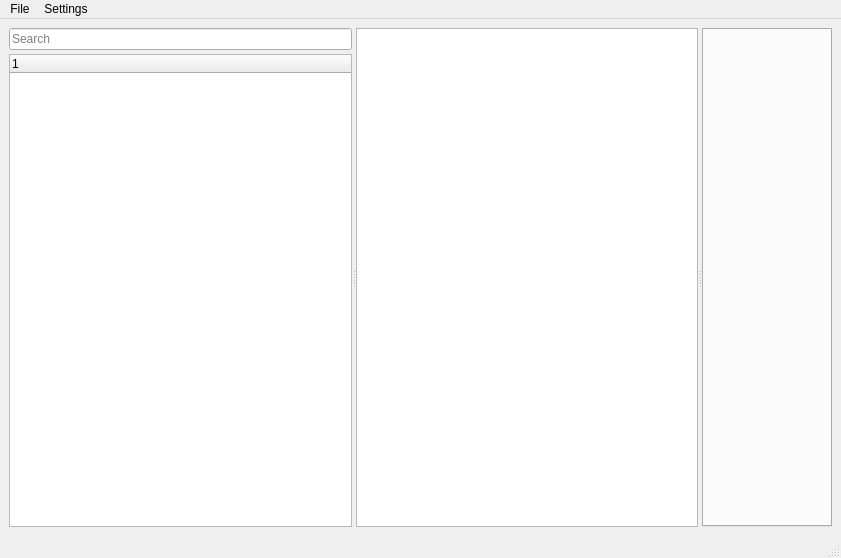
GeterosisStudio/GeterosisStudioProjectManager, file Editor/GUI/Windows/Project/ProjectWindow.ui: the form before one commit.
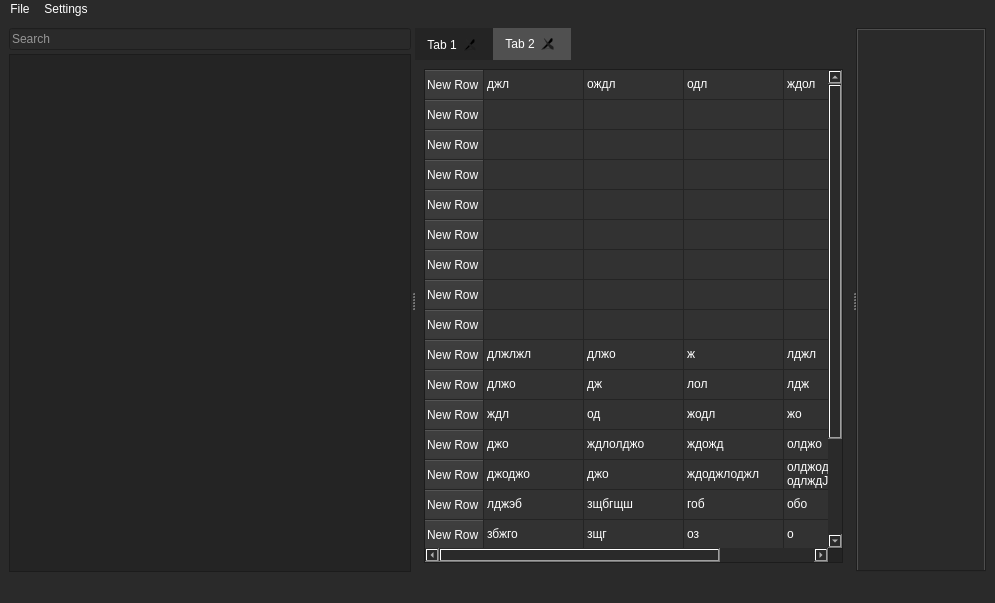
The form after the commit. The open tabs and pages were chosen to show the change.

Diff of the .ui file:
```diff
--- a/Editor/GUI/Windows/Project/ProjectWindow.ui
+++ b/Editor/GUI/Windows/Project/ProjectWindow.ui
@@ -6,20 +6,24 @@
    <rect>
     <x>0</x>
     <y>0</y>
-    <width>841</width>
-    <height>558</height>
+    <width>995</width>
+    <height>603</height>
    </rect>
   </property>
   <property name="windowTitle">
    <string>MainWindow</string>
   </property>
   <property name="styleSheet">
-   <string notr="true"/>
+   <string notr="true">background-color: rgb(42, 42, 42);
+color: rgb(255, 255, 255);</string>
   </property>
   <widget class="QWidget" name="centra_widget">
-   <layout class="QVBoxLayout" name="verticalLayout">
+   <layout class="QHBoxLayout" name="horizontalLayout">
     <item>
      <widget class="QSplitter" name="splitter">
+      <property name="frameShape">
+       <enum>QFrame::NoFrame</enum>
+      </property>
       <property name="orientation">
        <enum>Qt::Horizontal</enum>
       </property>
@@ -52,22 +56,994 @@
             <height>16777215</height>
            </size>
           </property>
-          <column>
-           <property name="text">
-            <string/>
-           </property>
-          </column>
+          <property name="font">
+           <font>
+            <pointsize>20</pointsize>
+           </font>
+          </property>
+          <property name="statusTip">
+           <string/>
+          </property>
+          <property name="styleSheet">
+           <string notr="true">QTreeWidget{
+	background-color: rgb(36, 36, 36);
+	color: rgb(255, 255, 255);
+	alternate-background-color: rgb(28, 28, 28);
+}
+QTreeWidget::item{
+	background-color: rgb(50, 50, 50);
+	color: rgb(255, 255, 255);
+	border-radius: 10px;
+	border-bottom: 10px;
+	margin-top: 2px;
+	margin-bottom: 2px;
+}
+QTreeWidget::item:selected {
+	background-color: rgb(80, 80, 80);
+
+}
+QTreeWidget::item:pressed {
+	background-color: rgb(10, 10, 10);
+}
+
+QTreeWidget::item::icon {
+    margin-right: 5px;
+}
+
+QTreeView::branch:closed:has-children {
+    border-image: none;
+}
+
+QTreeView::branch:open:has-children {
+    border-image: none;
+}
+
+QTreeView::branch:!has-children {
+    border-image: none;
+}</string>
+          </property>
+          <property name="verticalScrollBarPolicy">
+           <enum>Qt::ScrollBarAsNeeded</enum>
+          </property>
+          <property name="sizeAdjustPolicy">
+           <enum>QAbstractScrollArea::AdjustIgnored</enum>
+          </property>
+          <property name="alternatingRowColors">
+           <bool>true</bool>
+          </property>
+          <property name="verticalScrollMode">
+           <enum>QAbstractItemView::ScrollPerItem</enum>
+          </property>
+          <property name="autoExpandDelay">
+           <number>-1</number>
+          </property>
+          <property name="indentation">
+           <number>15</number>
+          </property>
+          <property name="rootIsDecorated">
+           <bool>true</bool>
+          </property>
+          <property name="uniformRowHeights">
+           <bool>false</bool>
+          </property>
+          <property name="itemsExpandable">
+           <bool>true</bool>
+          </property>
+          <property name="sortingEnabled">
+           <bool>false</bool>
+          </property>
+          <property name="animated">
+           <bool>false</bool>
+          </property>
+          <property name="headerHidden">
+           <bool>true</bool>
+          </property>
+          <attribute name="headerVisible">
+           <bool>false</bool>
+          </attribute>
+          <attribute name="headerCascadingSectionResizes">
+           <bool>false</bool>
+          </attribute>
+          <attribute name="headerHighlightSections">
+           <bool>false</bool>
+          </attribute>
+          <attribute name="headerShowSortIndicator" stdset="0">
+           <bool>false</bool>
+          </attribute>
+          <attribute name="headerStretchLastSection">
+           <bool>true</bool>
+          </attribute>
          </widget>
         </item>
        </layout>
       </widget>
-      <widget class="QTableWidget" name="table_widget">
-       <property name="sizePolicy">
-        <sizepolicy hsizetype="Expanding" vsizetype="Expanding">
-         <horstretch>0</horstretch>
-         <verstretch>0</verstretch>
-        </sizepolicy>
+      <widget class="QTabWidget" name="asset_tab_widget">
+       <property name="font">
+        <font>
+         <kerning>true</kerning>
+        </font>
        </property>
+       <property name="styleSheet">
+        <string notr="true">QTabWidget{
+	background-color: rgb(36, 36, 36);
+	color: rgb(255, 255, 255);
+	alternate-background-color: rgb(28, 28, 28);
+}
+QTabWidget::pane{
+	background-color: rgb(36, 36, 36);
+	color: rgb(255, 255, 255);
+	alternate-background-color: rgb(28, 28, 28);
+}
+QTabWidget::pane:selected {
+	background-color: rgb(80, 80, 80);
+
+}
+
+
+QTabWidget::pane {
+  background: rgb(245, 245, 245);
+} 
+
+QTabBar::tab {
+	background-color: rgb(36, 36, 36);
+	color: rgb(255, 255, 255);
+	alternate-background-color: rgb(28, 28, 28);
+} 
+
+QTabBar::tab:selected { 
+	background-color: rgb(80, 80, 80); 
+}</string>
+       </property>
+       <property name="tabPosition">
+        <enum>QTabWidget::North</enum>
+       </property>
+       <property name="currentIndex">
+        <number>0</number>
+       </property>
+       <property name="usesScrollButtons">
+        <bool>true</bool>
+       </property>
+       <property name="documentMode">
+        <bool>false</bool>
+       </property>
+       <property name="tabsClosable">
+        <bool>true</bool>
+       </property>
+       <property name="movable">
+        <bool>true</bool>
+       </property>
+       <property name="tabBarAutoHide">
+        <bool>false</bool>
+       </property>
+       <widget class="QWidget" name="tab">
+        <attribute name="title">
+         <string>Tab 1</string>
+        </attribute>
+        <layout class="QVBoxLayout" name="verticalLayout_2">
+         <item>
+          <widget class="QTableWidget" name="table_widget_3">
+           <property name="sizePolicy">
+            <sizepolicy hsizetype="Expanding" vsizetype="Expanding">
+             <horstretch>0</horstretch>
+             <verstretch>0</verstretch>
+            </sizepolicy>
+           </property>
+           <property name="styleSheet">
+            <string notr="true">QTableWidget{
+	background-color: rgb(36, 36, 36);
+	color: rgb(255, 255, 255);
+	alternate-background-color: rgb(28, 28, 28);
+}
+QTableWidget::item{
+	background-color: rgb(50, 50, 50);
+	color: rgb(255, 255, 255);
+}
+QTableWidget::item:selected {
+	background-color: rgb(80, 80, 80);
+
+}
+QTableWidget::item:pressed {
+	background-color: rgb(10, 10, 10);
+}
+
+QHeaderView::section {
+	background-color: rgb(50, 50, 50);
+	color: rgb(255, 255, 255);
+}</string>
+           </property>
+           <property name="frameShape">
+            <enum>QFrame::StyledPanel</enum>
+           </property>
+           <property name="frameShadow">
+            <enum>QFrame::Sunken</enum>
+           </property>
+           <property name="sizeAdjustPolicy">
+            <enum>QAbstractScrollArea::AdjustIgnored</enum>
+           </property>
+           <property name="dragEnabled">
+            <bool>false</bool>
+           </property>
+           <property name="alternatingRowColors">
+            <bool>true</bool>
+           </property>
+           <property name="showGrid">
+            <bool>true</bool>
+           </property>
+           <property name="gridStyle">
+            <enum>Qt::SolidLine</enum>
+           </property>
+           <property name="sortingEnabled">
+            <bool>false</bool>
+           </property>
+           <attribute name="horizontalHeaderVisible">
+            <bool>true</bool>
+           </attribute>
+           <attribute name="horizontalHeaderCascadingSectionResizes">
+            <bool>false</bool>
+           </attribute>
+           <attribute name="horizontalHeaderHighlightSections">
+            <bool>true</bool>
+           </attribute>
+           <attribute name="horizontalHeaderShowSortIndicator" stdset="0">
+            <bool>false</bool>
+           </attribute>
+           <attribute name="horizontalHeaderStretchLastSection">
+            <bool>false</bool>
+           </attribute>
+           <row>
+            <property name="text">
+             <string>ASDA</string>
+            </property>
+           </row>
+           <row>
+            <property name="text">
+             <string>New Row</string>
+            </property>
+           </row>
+           <row>
+            <property name="text">
+             <string>New Row</string>
+            </property>
+           </row>
+           <row>
+            <property name="text">
+             <string>New Row</string>
+            </property>
+           </row>
+           <row>
+            <property name="text">
+             <string>New Row</string>
+            </property>
+           </row>
+           <row>
+            <property name="text">
+             <string>New Row</string>
+            </property>
+           </row>
+           <row>
+            <property name="text">
+             <string>New Row</string>
+            </property>
+           </row>
+           <row>
+            <property name="text">
+             <string>New Row</string>
+            </property>
+           </row>
+           <row>
+            <property name="text">
+             <string>New Row</string>
+            </property>
+           </row>
+           <row>
+            <property name="text">
+             <string>New Row</string>
+            </property>
+           </row>
+           <row>
+            <property name="text">
+             <string>New Row</string>
+            </property>
+           </row>
+           <row>
+            <property name="text">
+             <string>New Row</string>
+            </property>
+           </row>
+           <row>
+            <property name="text">
+             <string>New Row</string>
+            </property>
+           </row>
+           <row>
+            <property name="text">
+             <string>New Row</string>
+            </property>
+           </row>
+           <row>
+            <property name="text">
+             <string>New Row</string>
+            </property>
+           </row>
+           <row>
+            <property name="text">
+             <string>New Row</string>
+            </property>
+           </row>
+           <row>
+            <property name="text">
+             <string>New Row</string>
+            </property>
+           </row>
+           <row>
+            <property name="text">
+             <string>New Row</string>
+            </property>
+           </row>
+           <row>
+            <property name="text">
+             <string>New Row</string>
+            </property>
+           </row>
+           <column>
+            <property name="text">
+             <string>New Column</string>
+            </property>
+           </column>
+           <column>
+            <property name="text">
+             <string>New Column</string>
+            </property>
+           </column>
+           <column>
+            <property name="text">
+             <string>New Column</string>
+            </property>
+           </column>
+           <column>
+            <property name="text">
+             <string>New Column</string>
+            </property>
+           </column>
+           <item row="0" column="0">
+            <property name="text">
+             <string>джл</string>
+            </property>
+           </item>
+           <item row="0" column="1">
+            <property name="text">
+             <string>ождл</string>
+            </property>
+           </item>
+           <item row="0" column="2">
+            <property name="text">
+             <string>одл</string>
+            </property>
+           </item>
+           <item row="0" column="3">
+            <property name="text">
+             <string>ждол</string>
+            </property>
+           </item>
+           <item row="9" column="0">
+            <property name="text">
+             <string>длжлжл</string>
+            </property>
+           </item>
+           <item row="9" column="1">
+            <property name="text">
+             <string>длжо</string>
+            </property>
+           </item>
+           <item row="9" column="2">
+            <property name="text">
+             <string>ж</string>
+            </property>
+           </item>
+           <item row="9" column="3">
+            <property name="text">
+             <string>лджл</string>
+            </property>
+           </item>
+           <item row="10" column="0">
+            <property name="text">
+             <string>длжо</string>
+            </property>
+           </item>
+           <item row="10" column="1">
+            <property name="text">
+             <string>дж</string>
+            </property>
+           </item>
+           <item row="10" column="2">
+            <property name="text">
+             <string>лол</string>
+            </property>
+           </item>
+           <item row="10" column="3">
+            <property name="text">
+             <string>лдж</string>
+            </property>
+           </item>
+           <item row="11" column="0">
+            <property name="text">
+             <string>ждл</string>
+            </property>
+           </item>
+           <item row="11" column="1">
+            <property name="text">
+             <string>од</string>
+            </property>
+           </item>
+           <item row="11" column="2">
+            <property name="text">
+             <string>жодл</string>
+            </property>
+           </item>
+           <item row="11" column="3">
+            <property name="text">
+             <string>жо</string>
+            </property>
+           </item>
+           <item row="12" column="0">
+            <property name="text">
+             <string>джо</string>
+            </property>
+           </item>
+           <item row="12" column="1">
+            <property name="text">
+             <string>ждлолджо</string>
+            </property>
+           </item>
+           <item row="12" column="2">
+            <property name="text">
+             <string>ждожд</string>
+            </property>
+           </item>
+           <item row="12" column="3">
+            <property name="text">
+             <string>олджо</string>
+            </property>
+           </item>
+           <item row="13" column="0">
+            <property name="text">
+             <string>джоджо</string>
+            </property>
+           </item>
+           <item row="13" column="1">
+            <property name="text">
+             <string>джо</string>
+            </property>
+           </item>
+           <item row="13" column="2">
+            <property name="text">
+             <string>ждоджлоджл</string>
+            </property>
+           </item>
+           <item row="13" column="3">
+            <property name="text">
+             <string>олджодоьлдж одлждJ</string>
+            </property>
+           </item>
+           <item row="14" column="0">
+            <property name="text">
+             <string>лджэб</string>
+            </property>
+           </item>
+           <item row="14" column="1">
+            <property name="text">
+             <string>зщбгщш</string>
+            </property>
+           </item>
+           <item row="14" column="2">
+            <property name="text">
+             <string>гоб</string>
+            </property>
+           </item>
+           <item row="14" column="3">
+            <property name="text">
+             <string>обо</string>
+            </property>
+           </item>
+           <item row="15" column="0">
+            <property name="text">
+             <string>збжго</string>
+            </property>
+           </item>
+           <item row="15" column="1">
+            <property name="text">
+             <string>зщг</string>
+            </property>
+           </item>
+           <item row="15" column="2">
+            <property name="text">
+             <string>оз</string>
+            </property>
+           </item>
+           <item row="15" column="3">
+            <property name="text">
+             <string>о</string>
+            </property>
+           </item>
+           <item row="16" column="0">
+            <property name="text">
+             <string>г</string>
+            </property>
+           </item>
+           <item row="16" column="1">
+            <property name="text">
+             <string>зо</string>
+            </property>
+           </item>
+           <item row="16" column="2">
+            <property name="text">
+             <string>зжо</string>
+            </property>
+           </item>
+           <item row="16" column="3">
+            <property name="text">
+             <string>бзо</string>
+            </property>
+           </item>
+           <item row="17" column="0">
+            <property name="text">
+             <string>зжэо</string>
+            </property>
+           </item>
+           <item row="17" column="1">
+            <property name="text">
+             <string>эо</string>
+            </property>
+           </item>
+           <item row="17" column="2">
+            <property name="text">
+             <string>щ</string>
+            </property>
+           </item>
+           <item row="17" column="3">
+            <property name="text">
+             <string>об</string>
+            </property>
+           </item>
+           <item row="18" column="0">
+            <property name="text">
+             <string>щзо</string>
+            </property>
+           </item>
+           <item row="18" column="1">
+            <property name="text">
+             <string>зэо</string>
+            </property>
+           </item>
+           <item row="18" column="2">
+            <property name="text">
+             <string>збщ</string>
+            </property>
+           </item>
+           <item row="18" column="3">
+            <property name="text">
+             <string>ощз</string>
+            </property>
+           </item>
+          </widget>
+         </item>
+        </layout>
+       </widget>
+       <widget class="QWidget" name="tab_2">
+        <attribute name="title">
+         <string>Tab 2</string>
+        </attribute>
+        <layout class="QVBoxLayout" name="verticalLayout">
+         <item>
+          <widget class="QTableWidget" name="table_widget_2">
+           <property name="sizePolicy">
+            <sizepolicy hsizetype="Expanding" vsizetype="Expanding">
+             <horstretch>0</horstretch>
+             <verstretch>0</verstretch>
+            </sizepolicy>
+           </property>
+           <property name="styleSheet">
+            <string notr="true">QTableWidget{
+	background-color: rgb(36, 36, 36);
+	color: rgb(255, 255, 255);
+	alternate-background-color: rgb(28, 28, 28);
+gridline-color:#242424;
+}
+QTableWidget::item{
+	background-color: rgb(50, 50, 50);
+	color: rgb(255, 255, 255);
+}
+QTableWidget::item:selected {
+	background-color: rgb(80, 80, 80);
+
+}
+QTableWidget::item:pressed {
+	background-color: rgb(10, 10, 10);
+}
+
+QHeaderView::section {
+	background-color: rgb(50, 50, 50);
+	color: rgb(255, 255, 255);
+}</string>
+           </property>
+           <property name="frameShape">
+            <enum>QFrame::StyledPanel</enum>
+           </property>
+           <property name="frameShadow">
+            <enum>QFrame::Sunken</enum>
+           </property>
+           <property name="sizeAdjustPolicy">
+            <enum>QAbstractScrollArea::AdjustIgnored</enum>
+           </property>
+           <property name="dragEnabled">
+            <bool>false</bool>
+           </property>
+           <property name="alternatingRowColors">
+            <bool>true</bool>
+           </property>
+           <property name="showGrid">
+            <bool>true</bool>
+           </property>
+           <property name="gridStyle">
+            <enum>Qt::SolidLine</enum>
+           </property>
+           <property name="sortingEnabled">
+            <bool>false</bool>
+           </property>
+           <attribute name="horizontalHeaderVisible">
+            <bool>false</bool>
+           </attribute>
+           <attribute name="horizontalHeaderCascadingSectionResizes">
+            <bool>false</bool>
+           </attribute>
+           <attribute name="horizontalHeaderHighlightSections">
+            <bool>true</bool>
+           </attribute>
+           <attribute name="horizontalHeaderShowSortIndicator" stdset="0">
+            <bool>false</bool>
+           </attribute>
+           <attribute name="horizontalHeaderStretchLastSection">
+            <bool>false</bool>
+           </attribute>
+           <row>
+            <property name="text">
+             <string>New Row</string>
+            </property>
+           </row>
+           <row>
+            <property name="text">
+             <string>New Row</string>
+            </property>
+           </row>
+           <row>
+            <property name="text">
+             <string>New Row</string>
+            </property>
+           </row>
+           <row>
+            <property name="text">
+             <string>New Row</string>
+            </property>
+           </row>
+           <row>
+            <property name="text">
+             <string>New Row</string>
+            </property>
+           </row>
+           <row>
+            <property name="text">
+             <string>New Row</string>
+            </property>
+           </row>
+           <row>
+            <property name="text">
+             <string>New Row</string>
+            </property>
+           </row>
+           <row>
+            <property name="text">
+             <string>New Row</string>
+            </property>
+           </row>
+           <row>
+            <property name="text">
+             <string>New Row</string>
+            </property>
+           </row>
+           <row>
+            <property name="text">
+             <string>New Row</string>
+            </property>
+           </row>
+           <row>
+            <property name="text">
+             <string>New Row</string>
+            </property>
+           </row>
+           <row>
+            <property name="text">
+             <string>New Row</string>
+            </property>
+           </row>
+           <row>
+            <property name="text">
+             <string>New Row</string>
+            </property>
+           </row>
+           <row>
+            <property name="text">
+             <string>New Row</string>
+            </property>
+           </row>
+           <row>
+            <property name="text">
+             <string>New Row</string>
+            </property>
+           </row>
+           <row>
+            <property name="text">
+             <string>New Row</string>
+            </property>
+           </row>
+           <row>
+            <property name="text">
+             <string>New Row</string>
+            </property>
+           </row>
+           <row>
+            <property name="text">
+             <string>New Row</string>
+            </property>
+           </row>
+           <row>
+            <property name="text">
+             <string>New Row</string>
+            </property>
+           </row>
+           <column>
+            <property name="text">
+             <string>New Column</string>
+            </property>
+           </column>
+           <column>
+            <property name="text">
+             <string>New Column</string>
+            </property>
+           </column>
+           <column>
+            <property name="text">
+             <string>New Column</string>
+            </property>
+           </column>
+           <column>
+            <property name="text">
+             <string>New Column</string>
+            </property>
+           </column>
+           <item row="0" column="0">
+            <property name="text">
+             <string>джл</string>
+            </property>
+           </item>
+           <item row="0" column="1">
+            <property name="text">
+             <string>ождл</string>
+            </property>
+           </item>
+           <item row="0" column="2">
+            <property name="text">
+             <string>одл</string>
+            </property>
+           </item>
+           <item row="0" column="3">
+            <property name="text">
+             <string>ждол</string>
+            </property>
+           </item>
+           <item row="9" column="0">
+            <property name="text">
+             <string>длжлжл</string>
+            </property>
+           </item>
+           <item row="9" column="1">
+            <property name="text">
+             <string>длжо</string>
+            </property>
+           </item>
+           <item row="9" column="2">
+            <property name="text">
+             <string>ж</string>
+            </property>
+           </item>
+           <item row="9" column="3">
+            <property name="text">
+             <string>лджл</string>
+            </property>
+           </item>
+           <item row="10" column="0">
+            <property name="text">
+             <string>длжо</string>
+            </property>
+           </item>
+           <item row="10" column="1">
+            <property name="text">
+             <string>дж</string>
+            </property>
+           </item>
+           <item row="10" column="2">
+            <property name="text">
+             <string>лол</string>
+            </property>
+           </item>
+           <item row="10" column="3">
+            <property name="text">
+             <string>лдж</string>
+            </property>
+           </item>
+           <item row="11" column="0">
+            <property name="text">
+             <string>ждл</string>
+            </property>
+           </item>
+           <item row="11" column="1">
+            <property name="text">
+             <string>од</string>
+            </property>
+           </item>
+           <item row="11" column="2">
+            <property name="text">
+             <string>жодл</string>
+            </property>
+           </item>
+           <item row="11" column="3">
+            <property name="text">
+             <string>жо</string>
+            </property>
+           </item>
+           <item row="12" column="0">
+            <property name="text">
+             <string>джо</string>
+            </property>
+           </item>
+           <item row="12" column="1">
+            <property name="text">
+             <string>ждлолджо</string>
+            </property>
+           </item>
+           <item row="12" column="2">
+            <property name="text">
+             <string>ждожд</string>
+            </property>
+           </item>
+           <item row="12" column="3">
+            <property name="text">
+             <string>олджо</string>
+            </property>
+           </item>
+           <item row="13" column="0">
+            <property name="text">
+             <string>джоджо</string>
+            </property>
+           </item>
+           <item row="13" column="1">
+            <property name="text">
+             <string>джо</string>
+            </property>
+           </item>
+           <item row="13" column="2">
+            <property name="text">
+             <string>ждоджлоджл</string>
+            </property>
+           </item>
+           <item row="13" column="3">
+            <property name="text">
+             <string>олджодоьлдж одлждJ</string>
+            </property>
+           </item>
+           <item row="14" column="0">
+            <property name="text">
+             <string>лджэб</string>
+            </property>
+           </item>
+           <item row="14" column="1">
+            <property name="text">
+             <string>зщбгщш</string>
+            </property>
+           </item>
+           <item row="14" column="2">
+            <property name="text">
+             <string>гоб</string>
+            </property>
+           </item>
+           <item row="14" column="3">
+            <property name="text">
+             <string>обо</string>
+            </property>
+           </item>
+           <item row="15" column="0">
+            <property name="text">
+             <string>збжго</string>
+            </property>
+           </item>
+           <item row="15" column="1">
+            <property name="text">
+             <string>зщг</string>
+            </property>
+           </item>
+           <item row="15" column="2">
+            <property name="text">
+             <string>оз</string>
+            </property>
+           </item>
+           <item row="15" column="3">
+            <property name="text">
+             <string>о</string>
+            </property>
+           </item>
+           <item row="16" column="0">
+            <property name="text">
+             <string>г</string>
+            </property>
+           </item>
+           <item row="16" column="1">
+            <property name="text">
+             <string>зо</string>
+            </property>
+           </item>
+           <item row="16" column="2">
+            <property name="text">
+             <string>зжо</string>
+            </property>
+           </item>
+           <item row="16" column="3">
+            <property name="text">
+             <string>бзо</string>
+            </property>
+           </item>
+           <item row="17" column="0">
+            <property name="text">
+             <string>зжэо</string>
+            </property>
+           </item>
+           <item row="17" column="1">
+            <property name="text">
+             <string>эо</string>
+            </property>
+           </item>
+           <item row="17" column="2">
+            <property name="text">
+             <string>щ</string>
+            </property>
+           </item>
+           <item row="17" column="3">
+            <property name="text">
+             <string>об</string>
+            </property>
+           </item>
+           <item row="18" column="0">
+            <property name="text">
+             <string>щзо</string>
+            </property>
+           </item>
+           <item row="18" column="1">
+            <property name="text">
+             <string>зэо</string>
+            </property>
+           </item>
+           <item row="18" column="2">
+            <property name="text">
+             <string>збщ</string>
+            </property>
+           </item>
+           <item row="18" column="3">
+            <property name="text">
+             <string>ощз</string>
+            </property>
+           </item>
+          </widget>
+         </item>
+        </layout>
+       </widget>
       </widget>
       <widget class="QTabWidget" name="tab_widget">
        <property name="minimumSize">
@@ -95,7 +1071,7 @@
     <rect>
      <x>0</x>
      <y>0</y>
-     <width>841</width>
+     <width>995</width>
      <height>18</height>
     </rect>
    </property>
```
Left out of the diff: 6 changed lines with no effect on the pictures.
